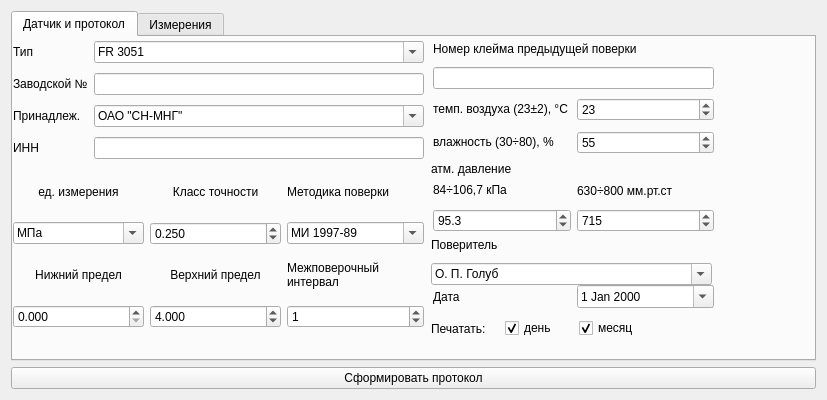
Before: the Qt Designer form Press.ui in corvinalive/CalManager, drawn with Qt 5.
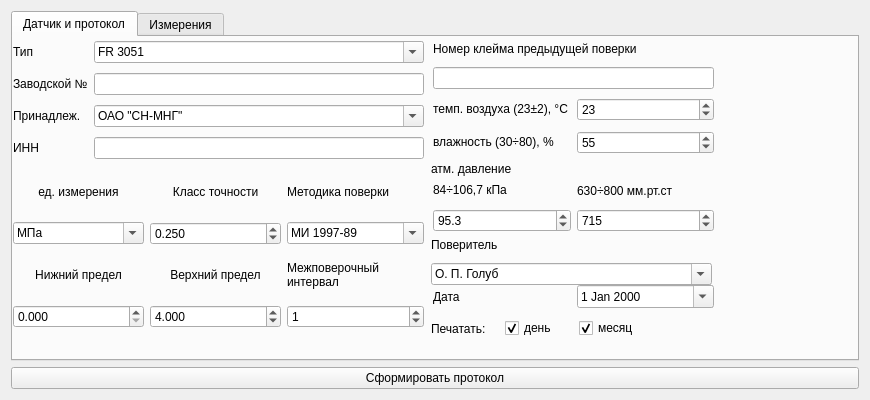
After: the same form once the commit is applied.

The edit to the form file:
```diff
--- a/Press.ui
+++ b/Press.ui
@@ -6,13 +6,13 @@
    <rect>
     <x>0</x>
     <y>0</y>
-    <width>827</width>
+    <width>870</width>
     <height>400</height>
    </rect>
   </property>
   <property name="minimumSize">
    <size>
-    <width>724</width>
+    <width>870</width>
     <height>400</height>
    </size>
   </property>
@@ -348,7 +348,7 @@
         </item>
        </layout>
       </widget>
-      <widget class="QWidget" name="">
+      <widget class="QWidget" name="layoutWidget">
        <property name="geometry">
         <rect>
          <x>0</x>
@@ -543,7 +543,7 @@
         </item>
        </layout>
       </widget>
-      <widget class="QWidget" name="">
+      <widget class="QWidget" name="layoutWidget">
        <property name="geometry">
         <rect>
          <x>420</x>
@@ -572,7 +572,7 @@
         </item>
        </layout>
       </widget>
-      <widget class="QWidget" name="">
+      <widget class="QWidget" name="layoutWidget">
        <property name="geometry">
         <rect>
          <x>418</x>
```
Left out of the diff: 14 changed lines with no effect on the pictures.
